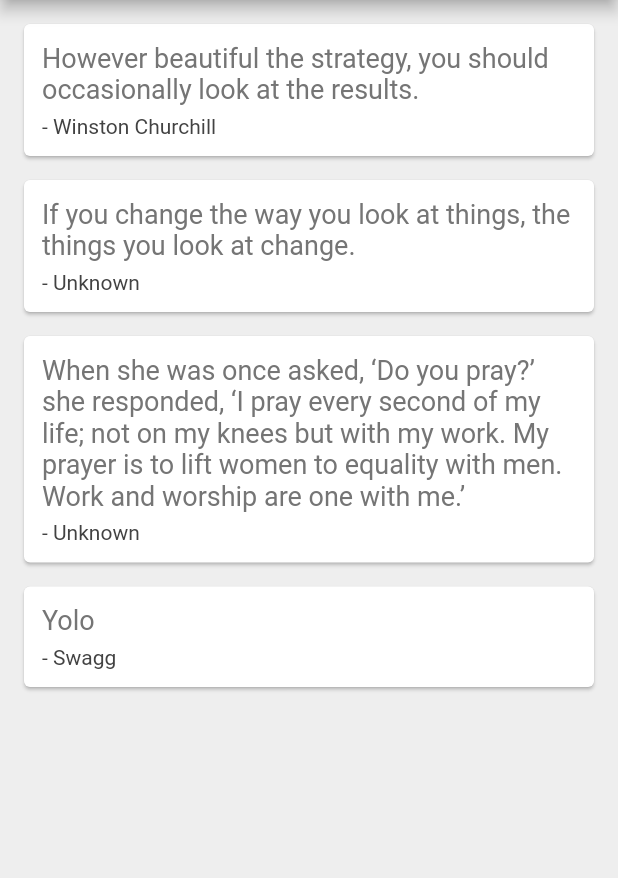
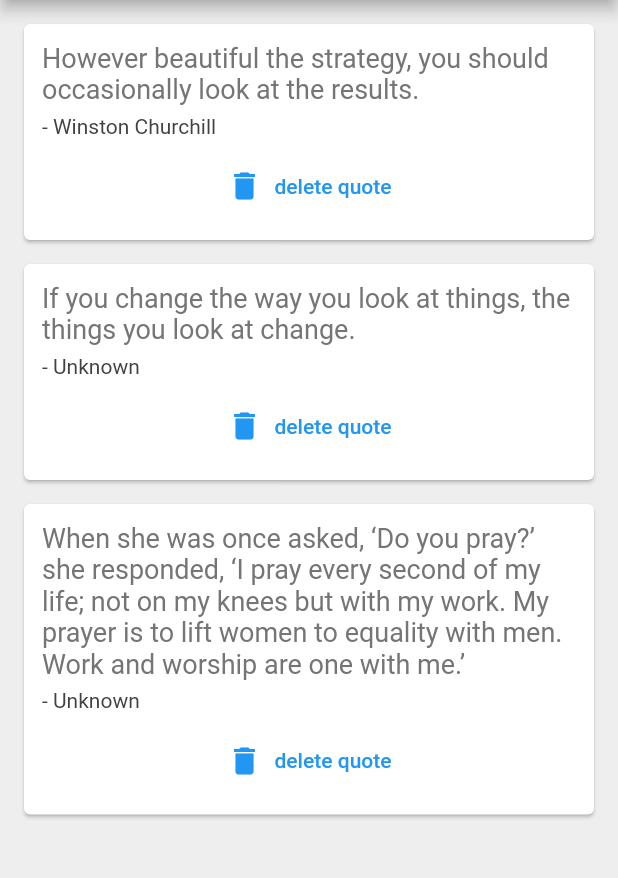
Before and after one commit to Ttiki/flutter_playground, a Flutter app: the screen it shows after launch, on a phone screen of 412 x 824 dp, the part 84-962 px from its top. Run offline on Flutter 3.47's test engine with Material 2 defaults, Android fonts, the phone set to English and light mode, and no system bars.

Commit message:
Creating a delete button to our quote cards. Passing function to our stateless widget to delete the quote.

```diff
--- a/lib/main.dart
+++ b/lib/main.dart
@@ -20,7 +20,6 @@
   Quote("If you change the way you look at things, the things you look at change.", "Unknown"),
   Quote("When she was once asked, ‘Do you pray?’ she responded, ‘I pray every second of my life; not on my knees but with my work. My prayer is to lift women to equality with men. Work and worship are one with me.’",
   "Unknown"),
-    Quote("Yolo", "Swagg")//Vive les années 2010!
   ];
 
   @override
@@ -37,7 +36,13 @@
 
         //Inline function to "map" (read) through our list above (map). Foreach quote inside our quots list, we call
         //this inline function which return a simple Text widget, which we transform to a list with the method .toList()
-        children: quotes.map((quote) => QuoteCard(quote)).toList(),
+        children: quotes.map((quote) => QuoteCard(
+            quote,
+            (){
+              setState(() {
+                quotes.remove(quote);
+              });
+            })).toList(),
       ),
     );
   }
--- a/lib/quote_card.dart
+++ b/lib/quote_card.dart
@@ -4,9 +4,10 @@
 class QuoteCard extends StatelessWidget {
 
   final Quote quote;
+  final Function() delete; //We can pass function as argument!
 
   //Constructor
-  QuoteCard(this.quote);
+  const QuoteCard(this.quote, this.delete);
 
   @override
   Widget build(BuildContext context) {
@@ -34,6 +35,12 @@
                   color: Colors.grey[800],
                 )
             ),
+            SizedBox(height: 8), //give some space
+            TextButton.icon(
+                onPressed: delete,
+                label: Text("delete quote"),
+                icon: Icon(Icons.delete)
+            ),
           ],
         ),
       ),
```
